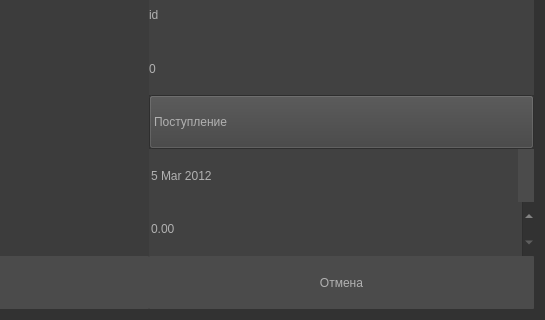
The window that ui/OperationForm.ui (12Andy12/ProStorege) describes before a commit, drawn with Qt 5; both pictures show x 247 to 792 and y 130 to 450 of the 792 by 450 pixel window.
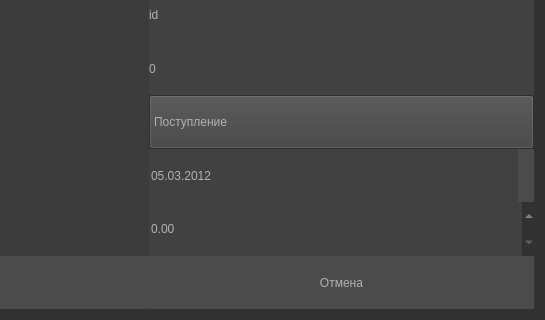
The same window after the commit.

The edit to the form file:
```diff
--- a/ui/OperationForm.ui
+++ b/ui/OperationForm.ui
@@ -275,6 +275,9 @@
          <property name="showGroupSeparator" stdset="0">
           <bool>false</bool>
          </property>
+         <property name="displayFormat">
+          <string notr="true">dd.MM.yyyy</string>
+         </property>
          <property name="calendarPopup">
           <bool>true</bool>
          </property>
```
Left out of the diff: 18 changed lines with no effect on the pictures.
